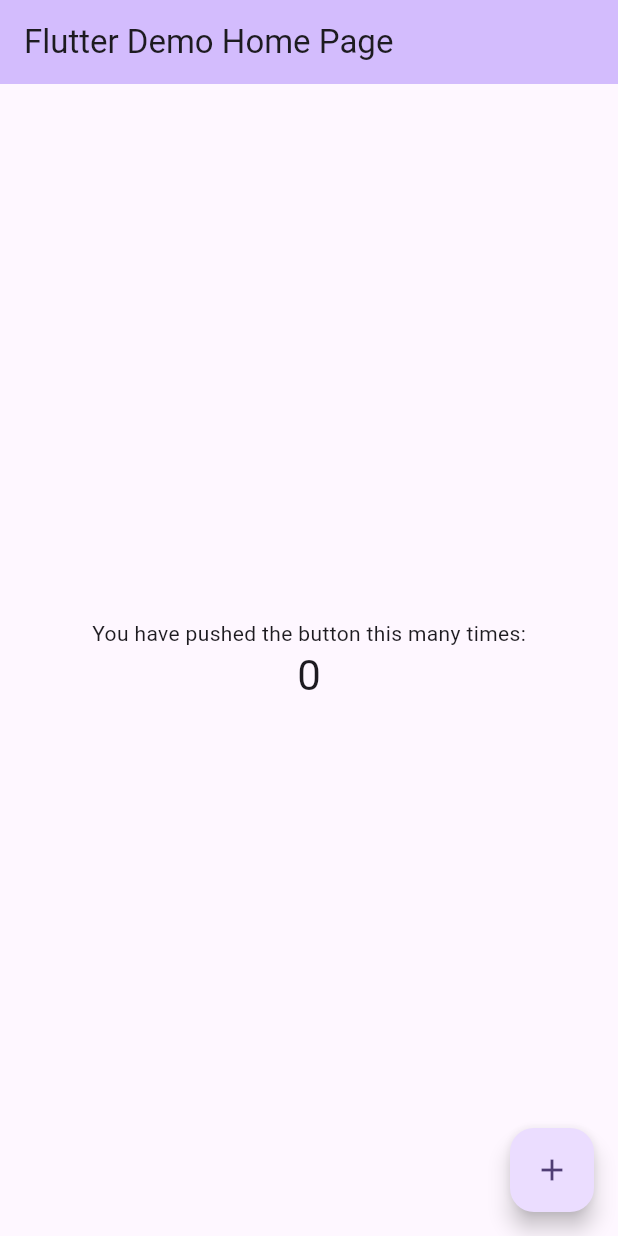
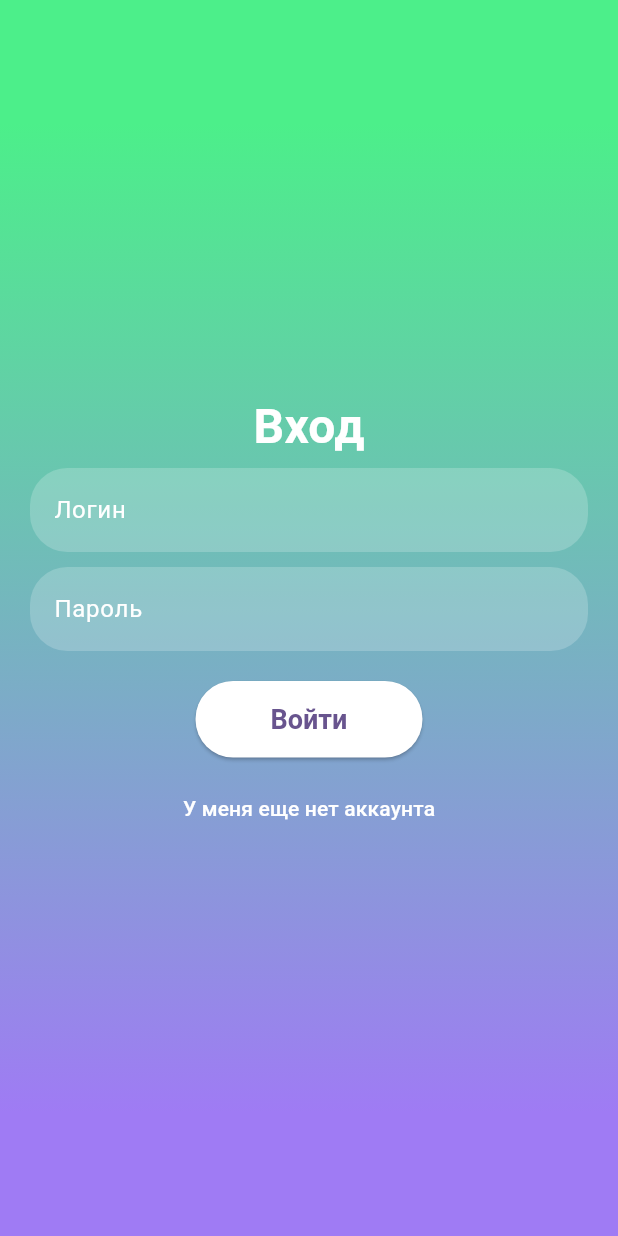
Before and after one commit to KoticheII/proekt, a Flutter app: the screen it shows after launch, on a phone screen of 412 x 824 dp. Run offline on Flutter 3.47's test engine with Material 3 defaults, Android fonts, the phone set to English and light mode, and no system bars.

Commit message:
login page

```diff
--- a/lib/app/app.dart
+++ b/lib/app/app.dart
@@ -1,5 +1,6 @@
 import 'package:flutter/material.dart';
-import 'package:proekt/pages/my_home_page.dart';
+import 'package:proekt/pages/lodin_page.dart';
+import 'package:proekt/theme/theme.dart';
 
 class MyApp extends StatelessWidget {
   const MyApp({super.key});
@@ -9,26 +10,8 @@ class MyApp extends StatelessWidget {
   Widget build(BuildContext context) {
     return MaterialApp(
       title: 'Flutter Demo',
-      theme: ThemeData(
-        // This is the theme of your application.
-        //
-        // TRY THIS: Try running your application with "flutter run". You'll see
-        // the application has a purple toolbar. Then, without quitting the app,
-        // try changing the seedColor in the colorScheme below to Colors.green
-        // and then invoke "hot reload" (save your changes or press the "hot
-        // reload" button in a Flutter-supported IDE, or press "r" if you used
-        // the command line to start the app).
-        //
-        // Notice that the counter didn't reset back to zero; the application
-        // state is not lost during the reload. To reset the state, use hot
-        // restart instead.
-        //
-        // This works for code too, not just values: Most code changes can be
-        // tested with just a hot reload.
-        colorScheme: ColorScheme.fromSeed(seedColor: Colors.deepPurple),
-        useMaterial3: true,
-      ),
-      home: const MyHomePage(title: 'Flutter Demo Home Page'),
+      theme: DoDidDoneTheme.lightTheme,
+      home: const LoginPage(),
     );
   }
 }
--- /dev/null
+++ b/lib/pages/lodin_page.dart
@@ -0,0 +1,127 @@
+import 'package:flutter/material.dart';
+import 'package:proekt/theme/theme.dart';
+
+class LoginPage extends StatefulWidget {
+  const LoginPage({Key? key}) : super(key: key);
+
+  @override
+  State<LoginPage> createState() => _LoginPageState();
+}
+
+class _LoginPageState extends State<LoginPage> {
+  bool isLogin = true; // Track if it's login or registration
+
+  @override
+  Widget build(BuildContext context) {
+    return Scaffold(
+      body: Container(
+        decoration: BoxDecoration(
+          gradient: LinearGradient(
+            begin: Alignment.topCenter,
+            end: Alignment.bottomCenter,
+            colors: isLogin
+                ? [DoDidDoneTheme.lightTheme.secondaryHeaderColor, DoDidDoneTheme.lightTheme.primaryColor]
+                : [DoDidDoneTheme.lightTheme.primaryColor, DoDidDoneTheme.lightTheme.secondaryHeaderColor],
+            stops: const [0.1, 0.9], // Primary color takes 90% of the space
+          ),
+        ),
+        child: Padding(
+          padding: const EdgeInsets.all(20.0),
+          child: Column(
+            mainAxisAlignment: MainAxisAlignment.center,
+            children: [
+              // Title
+              Text(
+                isLogin ? 'Вход' : 'Регистрация',
+                style: const TextStyle(
+                  fontSize: 32,
+                  fontWeight: FontWeight.bold,
+                  color: Colors.white,
+                ),
+              ),
+              const SizedBox(height: 5),
+
+              // Email Field
+              TextField(
+                decoration: InputDecoration(
+                  hintText: 'Логин',
+                  hintStyle: const TextStyle(color: Colors.white),
+                  filled: true,
+                  fillColor: Colors.white.withOpacity(0.2),
+                  border: OutlineInputBorder(
+                    borderRadius: BorderRadius.circular(25),
+                    borderSide: BorderSide.none,
+                  ),
+                ),
+              ),
+              const SizedBox(height: 10),
+
+              // Password Field
+              TextField(
+                obscureText: true,
+                decoration: InputDecoration(
+                  hintText: 'Пароль',
+                  hintStyle: const TextStyle(color: Colors.white),
+                  filled: true,
+                  fillColor: Colors.white.withOpacity(0.2),
+                  border: OutlineInputBorder(
+                    borderRadius: BorderRadius.circular(25),
+                    borderSide: BorderSide.none,
+                  ),
+                ),
+              ),
+              const SizedBox(height: 10),
+
+              // Repeat Password Field (Only for registration)
+              if (!isLogin)
+                TextField(
+                  obscureText: true,
+                  decoration: InputDecoration(
+                    hintText: 'Повторить пароль',
+                    hintStyle: const TextStyle(color: Colors.white),
+                    filled: true,
+                    fillColor: Colors.white.withOpacity(0.2),
+                    border: OutlineInputBorder(
+                      borderRadius: BorderRadius.circular(25),
+                      borderSide: BorderSide.none,
+                    ),
+                  ),
+                ),
+              const SizedBox(height: 10),
+
+              // Login Button
+              ElevatedButton(
+                onPressed: () {
+                  // Handle login/registration logic here
+                },
+                style: ElevatedButton.styleFrom(
+                  backgroundColor: Colors.white,
+                  padding: const EdgeInsets.symmetric(horizontal: 50, vertical: 15),
+                  textStyle: const TextStyle(fontSize: 18, fontWeight: FontWeight.bold),
+                  shape: RoundedRectangleBorder(
+                    borderRadius: BorderRadius.circular(25),
+                  ),
+                ),
+                child: Text(isLogin ? 'Войти' : 'Зарегистрироваться'),
+              ),
+              const SizedBox(height: 10),
+
+              // Switch to Login/Registration
+              TextButton(
+                onPressed: () {
+                  setState(() {
+                    isLogin = !isLogin;
+                  });
+                },
+                child: Text(
+                  isLogin ? 'У меня еще нет аккаунта' : 'Уже есть аккаунт',
+                  style: const TextStyle(color: Colors.white),
+                ),
+              ),
+            ],
+          ),
+        ),
+      ),
+    );
+  }
+}
--- a/lib/pages/my_home_page.dart
+++ /dev/null
@@ -1,89 +0,0 @@
-import 'package:flutter/material.dart';
-
-class MyHomePage extends StatefulWidget {
-  const MyHomePage({super.key, required this.title});
-
-  // This widget is the home page of your application. It is stateful, meaning
-  // that it has a State object (defined below) that contains fields that affect
-  // how it looks.
-
-  // This class is the configuration for the state. It holds the values (in this
-  // case the title) provided by the parent (in this case the App widget) and
-  // used by the build method of the State. Fields in a Widget subclass are
-  // always marked "final".
-
-  final String title;
-
-  @override
-  State<MyHomePage> createState() => _MyHomePageState();
-}
-
-class _MyHomePageState extends State<MyHomePage> {
-  int _counter = 0;
-
-  void _incrementCounter() {
-    setState(() {
-      // This call to setState tells the Flutter framework that something has
-      // changed in this State, which causes it to rerun the build method below
-      // so that the display can reflect the updated values. If we changed
-      // _counter without calling setState(), then the build method would not be
-      // called again, and so nothing would appear to happen.
-      _counter++;
-    });
-  }
-
-  @override
-  Widget build(BuildContext context) {
-    // This method is rerun every time setState is called, for instance as done
-    // by the _incrementCounter method above.
-    //
-    // The Flutter framework has been optimized to make rerunning build methods
-    // fast, so that you can just rebuild anything that needs updating rather
-    // than having to individually change instances of widgets.
-    return Scaffold(
-      appBar: AppBar(
-        // TRY THIS: Try changing the color here to a specific color (to
-        // Colors.amber, perhaps?) and trigger a hot reload to see the AppBar
-        // change color while the other colors stay the same.
-        backgroundColor: Theme.of(context).colorScheme.inversePrimary,
-        // Here we take the value from the MyHomePage object that was created by
-        // the App.build method, and use it to set our appbar title.
-        title: Text(widget.title),
-      ),
-      body: Center(
-        // Center is a layout widget. It takes a single child and positions it
-        // in the middle of the parent.
-        child: Column(
-          // Column is also a layout widget. It takes a list of children and
-          // arranges them vertically. By default, it sizes itself to fit its
-          // children horizontally, and tries to be as tall as its parent.
-          //
-          // Column has various properties to control how it sizes itself and
-          // how it positions its children. Here we use mainAxisAlignment to
-          // center the children vertically; the main axis here is the vertical
-          // axis because Columns are vertical (the cross axis would be
-          // horizontal).
-          //
-          // TRY THIS: Invoke "debug painting" (choose the "Toggle Debug Paint"
-          // action in the IDE, or press "p" in the console), to see the
-          // wireframe for each widget.
-          mainAxisAlignment: MainAxisAlignment.center,
-          children: <Widget>[
-            const Text(
-              'You have pushed the button this many times:',
-            ),
-            Text(
-              '$_counter',
-              style: Theme.of(context).textTheme.headlineMedium,
-            ),
-          ],
-        ),
-      ),
-      floatingActionButton: FloatingActionButton(
-        onPressed: _incrementCounter,
-        tooltip: 'Increment',
-        child: const Icon(Icons.add),
-      ), // This trailing comma makes auto-formatting nicer for build methods.
-    );
-  }
-}
--- /dev/null
+++ b/lib/theme/theme.dart
@@ -0,0 +1,15 @@
+import 'package:flutter/material.dart';
+
+class DoDidDoneTheme {
+  static ThemeData lightTheme = ThemeData(
+    // Define your primary and secondary colors
+    primaryColor: const Color(0xFF9F7BF4), // #9F7BF4
+    secondaryHeaderColor: const Color(0xFF4CEF8A), // #4CEF8A
+
+    // You can customize other theme properties as needed
+    // ...
+
+    colorScheme: ColorScheme.fromSeed(seedColor: Colors.deepPurple),
+    useMaterial3: true,
+  );
+}
```
